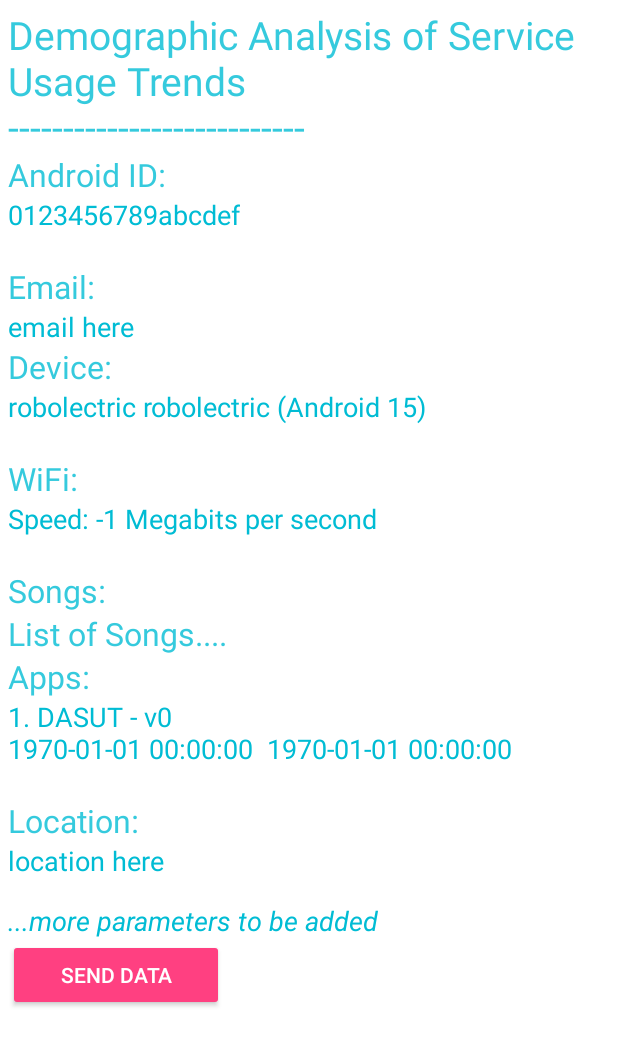
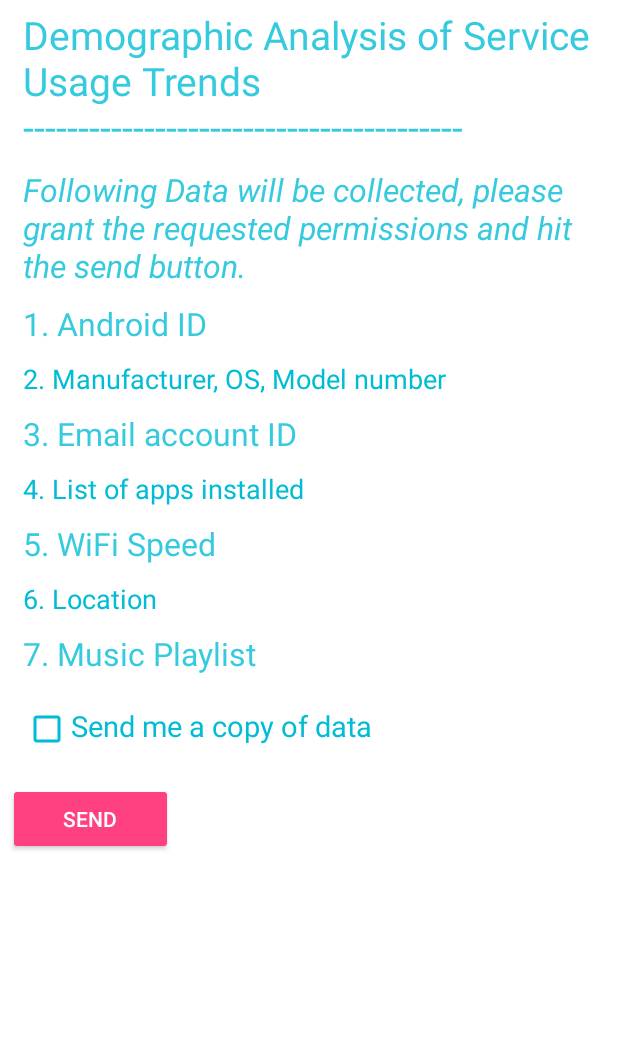
Before and after one commit to sheetal1996/DASUT-Android-app, an Android app: the MainActivity screen opened directly, with no data from a screen before it, on a phone screen of 412 x 824 dp. Shown: the top 1046 px of the screen. Run offline under Robolectric (Android 15) with nearby library versions, the phone set to English and light mode, and no system bars; our stand-ins replace Firebase (no records; nobody signed in at launch, a user with empty details on screens opened directly).

```diff
--- a/app/src/main/java/com/example/apk/dasut/MainActivity.java
+++ b/app/src/main/java/com/example/apk/dasut/MainActivity.java
@@ -29,6 +29,7 @@ import android.support.v7.app.AppCompatActivity;
 import android.util.Log;
 import android.view.View;
 import android.widget.Button;
+import android.widget.CheckBox;
 import android.widget.TextView;
 import android.widget.Toast;
 
@@ -58,22 +59,19 @@ import java.text.SimpleDateFormat;
 import java.util.Date;
 import java.util.List;
 
-public class MainActivity extends AppCompatActivity implements GoogleApiClient.ConnectionCallbacks, GoogleApiClient.OnConnectionFailedListener, com.google.android.gms.location.LocationListener {
+import static android.os.Build.MANUFACTURER;
 
+public class MainActivity extends AppCompatActivity implements GoogleApiClient.ConnectionCallbacks, GoogleApiClient.OnConnectionFailedListener, com.google.android.gms.location.LocationListener
+    {
         private TextView email, apps, loc2, device2, androidid2, wifi2, songstv;
-
         private Button pusher ;
-
         private static String ip_ = "192.168.1.106";
         private static String port_ = ":8080";
-
-    // For location
         private GoogleApiClient googleApiClient;
         private LocationRequest locationRequest;
         private FusedLocationProviderApi locationProvider = LocationServices.FusedLocationApi;
-    private Double myLongitude = 0.0;
-    private Double myLatitude = 0.0;
-
+        public Double myLongitude1 = 0.0;
+        public Double myLatitude1 = 0.0;
         public String accountName = "";
         public String MODEL ;
         public String ID ;
@@ -83,36 +81,37 @@ public class MainActivity extends AppCompatActivity implements GoogleApiClient.C
         private static final int PERMISSIONS_REQUEST = 133; //This could be any number, used to request permissions
         private static final int REQUEST_CHECK_SETTINGS = 156;
         private static final String TAG = "MainActivity";
-   // public boolean apimmFlag = false;
+        public boolean apimmFlag = false;
+        private int linkSpeed;
         private String[] permissions = {android.Manifest.permission.ACCESS_FINE_LOCATION, android.Manifest.permission.ACCESS_COARSE_LOCATION, android.Manifest.permission.GET_ACCOUNTS, android.Manifest.permission.READ_EXTERNAL_STORAGE};
         DatabaseReference firebasedata;
+        CheckBox send_check;
+
 
         @Override
         protected void onCreate(Bundle savedInstanceState) {
             super.onCreate(savedInstanceState);
             setContentView(R.layout.activity_main);
-
             Context context = this;
-
             email = (TextView) findViewById(R.id.email2);
-        apps = (TextView) findViewById(R.id.apps2);
+           // apps = (TextView) findViewById(R.id.apps2);
             device2  = (TextView) findViewById(R.id.device2);
-        androidid2 = (TextView) findViewById(R.id.androidid2);
-        wifi2 = (TextView) findViewById(R.id.wifi2);
+           // androidid2 = (TextView) findViewById(R.id.androidid2);
+           // wifi2 = (TextView) findViewById(R.id.wifi2);
             pusher = (Button) findViewById(R.id.push);
-
             android_id = Settings.Secure.getString(this.getContentResolver(), Settings.Secure.ANDROID_ID);
-
-        SimpleDateFormat sdf = new SimpleDateFormat("HHmmss_ddMMyyyy");
+            SimpleDateFormat sdf = new SimpleDateFormat("ddMMyyyy_HHmmss");
             currentDateandTime = sdf.format(new Date());
-
             firebasedata = FirebaseDatabase.getInstance().getReference("user_data");
-
+            send_check = (CheckBox) findViewById(R.id.send_data);
+            //Toast.makeText(getApplicationContext(), "Please hit the send button", Toast.LENGTH_LONG).show();
             pusher.setOnClickListener(new View.OnClickListener() {
                 @Override
                 public void onClick(View view) {
                     // Pushing data up there
-                startService(new Intent(getApplicationContext(), TimeService.class));
+                    Intent i = new Intent(getApplicationContext(), TimeService.class);
+                    i.putExtra("send_data",String.valueOf(send_check.isChecked()));
+                    startService(i);
                     pushOnFirebase();
                 }
             });
@@ -142,7 +141,7 @@ public class MainActivity extends AppCompatActivity implements GoogleApiClient.C
                 //Request multiple permissions simulataneously
                 ActivityCompat.requestPermissions(this, permissions, PERMISSIONS_REQUEST);
             }
-
+            Toast.makeText(getApplicationContext(), "Please hit the send button", Toast.LENGTH_LONG).show();
             /*
             if (Build.VERSION.SDK_INT < 23)
             {
@@ -166,26 +165,26 @@ public class MainActivity extends AppCompatActivity implements GoogleApiClient.C
             // Extracting system information
             MODEL = android.os.Build.MODEL;
             ID = android.os.Build.ID;
-        String MANUFACTURER = android.os.Build.MANUFACTURER;
-        String androidOS = Build.VERSION.RELEASE;
+
+
 
             // Setting the Android Device ID
-        androidid2.setText(android_id+"\n");
+            // *******************androidid2.setText(android_id+"\n");
 
             // Setting the Device and Manufacturer details
-        device2.setText(MANUFACTURER+" "+MODEL+" (Android "+androidOS+")\n");
+            // *******************device2.setText(MANUFACTURER+" "+MODEL+" (Android "+androidOS+")\n");
 
             if(Build.VERSION.SDK_INT < Build.VERSION_CODES.M) {
                 if (ContextCompat.checkSelfPermission(context, android.Manifest.permission.GET_ACCOUNTS) == PackageManager.PERMISSION_GRANTED) {
                     // Extracting user (Google) account details
                     Account accounts[] = getAccount(AccountManager.get(getApplicationContext()));
                     for (Account account : accounts) {
-                    accountName += account.name + "\n";
+                        accountName += account.name + "|";
                         String fullName = accountName.substring(0, accountName.lastIndexOf("@"));
                         // permission was granted, yay! Do the
                         // contacts-related task you need to do.
                     }
-                email.setText(accountName);
+                    // *******************email.setText(accountName);
                 }
             }
             //if (apimmFlag == false)
@@ -206,7 +205,7 @@ public class MainActivity extends AppCompatActivity implements GoogleApiClient.C
                 if ((details.applicationInfo.flags & ApplicationInfo.FLAG_SYSTEM) == 0) {
                     //String pack = details.packageName;
                     if (Build.VERSION.SDK_INT >= 9) {
-                    SimpleDateFormat dateFormat = new SimpleDateFormat("yyyy-MM-dd HH:mm:ss");
+                        SimpleDateFormat dateFormat = new SimpleDateFormat("ddMMyyyy_HHmmss");
 
                         String installTime = dateFormat.format( new Date( details.firstInstallTime ) );
                         Log.d(TAG, "Installed: " + installTime);
@@ -214,22 +213,23 @@ public class MainActivity extends AppCompatActivity implements GoogleApiClient.C
                         String updateTime = dateFormat.format( new Date( details.lastUpdateTime ) );
                         Log.d(TAG, "Updated: " + updateTime);
                         // if full package name is to be printed, simply append 'details'
-                    builder.append(i + ". " + details.applicationInfo.loadLabel(getPackageManager()).toString() + " - v" + details.versionCode + "\n" +installTime+"  "+updateTime+"\n");
+                        builder.append(i + "|" + details.applicationInfo.loadLabel(getPackageManager()).toString() + "|version: " + details.versionCode + "|install: " +installTime+"|update: "+updateTime+"||");
                         i++;
                 }
                 else {
-                    builder.append(i + ". " + details.applicationInfo.loadLabel(getPackageManager()).toString() + " - v" + details.versionCode + "\n");
+                        builder.append(i + "|" + details.applicationInfo.loadLabel(getPackageManager()).toString() + "|version:" + details.versionCode + "||");
+                        i++;
                     }
             }
             }
-        apps.setText(builder.toString());
+            // *******************apps.setText(builder.toString());
 
             // WiFi
             WifiManager wifiManager = (WifiManager) getApplicationContext().getSystemService(Context.WIFI_SERVICE);
             WifiInfo wifiInfo = wifiManager.getConnectionInfo();
             if (wifiInfo != null) {
-            Integer linkSpeed = wifiInfo.getLinkSpeed(); //measured using WifiInfo.LINK_SPEED_UNITS
-            wifi2.setText("Speed: "+linkSpeed+" Megabits per second\n");
+                 linkSpeed = wifiInfo.getLinkSpeed(); //measured using WifiInfo.LINK_SPEED_UNITS
+                // *******************wifi2.setText("Speed: "+linkSpeed+" Megabits per second\n");
 
             }
 
@@ -237,7 +237,7 @@ public class MainActivity extends AppCompatActivity implements GoogleApiClient.C
 
             //if (apimmFlag == false)
             //{
-            loc2 = (TextView) findViewById(R.id.loc2);
+               // loc2 = (TextView) findViewById(R.id.loc2);
                 googleApiClient = new GoogleApiClient.Builder(this)
                         .addApi(LocationServices.API)
                         .addConnectionCallbacks(this)
@@ -262,14 +262,14 @@ public class MainActivity extends AppCompatActivity implements GoogleApiClient.C
                     if (grantResults.length > 0 && grantResults[2] == PackageManager.PERMISSION_GRANTED) {
                         Account accounts[] = getAccount(AccountManager.get(getApplicationContext()));
                         for (Account account : accounts) {
-                        accountName += account.name + "\n";
+                            accountName += account.name + "|";
                             String fullName = accountName.substring(0, accountName.lastIndexOf("@"));
                             // permission was granted, yay! Do the
                             // contacts-related task you need to do.
                         }
-                    email.setText(accountName);
+                        // ******************* email.setText(accountName);
                     } //else accountName = "Cannot access account details";
-                if (grantResults.length > 0 && grantResults[0] == PackageManager.PERMISSION_GRANTED && grantResults[0] == PackageManager.PERMISSION_GRANTED) {
+                    if (grantResults.length > 0 && grantResults[0] == PackageManager.PERMISSION_GRANTED && grantResults[1] == PackageManager.PERMISSION_GRANTED) {
                         LocationSettingsRequest.Builder builder = new LocationSettingsRequest.Builder().addLocationRequest(locationRequest);
                         builder.setAlwaysShow(true);
 
@@ -341,9 +341,9 @@ public class MainActivity extends AppCompatActivity implements GoogleApiClient.C
         {
             //if (apimmFlag == false)
             //{
-            UserData userData = new UserData(accountName, android_id, MODEL, myLatitude, myLongitude, currentDateandTime, builder.toString());
+                UserData userData = new UserData(android_id, currentDateandTime,  MODEL, ID, MANUFACTURER, Build.VERSION.RELEASE, accountName, builder.toString(), String.valueOf(linkSpeed), myLongitude1, myLatitude1, "None", String.valueOf(send_check.isChecked()));
                 String id = firebasedata.push().getKey();
-            firebasedata.child(android_id).setValue(userData);
+                firebasedata.push().setValue(userData);
                 Toast.makeText(MainActivity.this, "Data uploaded!", Toast.LENGTH_LONG).show();
             //}
             //else
@@ -456,9 +456,9 @@ public class MainActivity extends AppCompatActivity implements GoogleApiClient.C
 
         @Override
         public void onLocationChanged(Location location) {
-        myLatitude = location.getLatitude();
-        myLongitude = location.getLongitude();
-        loc2.setText("Latitude : " + String.valueOf(myLatitude)+"\nLongitude : " + String.valueOf(myLongitude));
+            myLatitude1 = location.getLatitude();
+            myLongitude1 = location.getLongitude();
+            // *******************loc2.setText("Latitude : " + String.valueOf(myLatitude1)+"\nLongitude : " + String.valueOf(myLongitude1));
         }
 
         @Override
@@ -501,7 +501,6 @@ public class MainActivity extends AppCompatActivity implements GoogleApiClient.C
         public class DroneTest extends AsyncTask<String, Integer, String> {
             @Override
             protected void onPreExecute() {
-
             }
 
             @Override
@@ -514,9 +513,7 @@ public class MainActivity extends AppCompatActivity implements GoogleApiClient.C
 
                 // Getting data
                 String OSNAME = System.getProperty("os.name");
-
                 HttpURLConnection connection = null;
-
                 try {
                     //Create connection
 
@@ -573,8 +570,6 @@ public class MainActivity extends AppCompatActivity implements GoogleApiClient.C
         }
 
     // -------------------------------------------------------------------------------------
-
-
     }
 
 
--- a/app/src/main/java/com/example/apk/dasut/WelcomeActivity.java
+++ b/app/src/main/java/com/example/apk/dasut/WelcomeActivity.java
@@ -85,6 +85,7 @@ public class WelcomeActivity extends AppCompatActivity {
                 if (current < layouts.length) {
                     // move to next screen
                     viewPager.setCurrentItem(current);
+
                 } else {
                     launchHomeScreen();
                 }
--- a/app/src/main/res/layout/activity_main.xml
+++ b/app/src/main/res/layout/activity_main.xml
@@ -22,22 +22,39 @@
             android:layout_height="wrap_content"
             android:textSize="26sp"
             android:textColor="#ca00bcd4"
-        android:text="Demographic Analysis of Service Usage Trends \n---------------------------" />
+            android:paddingLeft="10dp"
+            android:text="Demographic Analysis of Service Usage Trends \n----------------------------------------" />
 
         <TextView
-        android:id="@+id/androidid"
+            android:id="@+id/data_collected"
             android:layout_width="wrap_content"
             android:layout_height="wrap_content"
             android:textSize="21sp"
             android:textColor="#ca00bcd4"
-        android:text="Android ID: " />
+            android:paddingTop="10dp"
+            android:paddingLeft="10dp"
+            android:textStyle="italic"
+            android:text="Following Data will be collected, please grant the requested permissions and hit the send button. " />
+
         <TextView
-        android:id="@+id/androidid2"
+            android:id="@+id/android_id"
+            android:layout_width="wrap_content"
+            android:layout_height="wrap_content"
+            android:textSize="21sp"
+            android:textColor="#ca00bcd4"
+            android:paddingTop="10dp"
+            android:paddingLeft="10dp"
+            android:text="1. Android ID " />
+
+        <TextView
+            android:id="@+id/phone_details"
             android:layout_width="wrap_content"
             android:layout_height="wrap_content"
             android:textColor="#00bcd4"
             android:textSize="18sp"
-        android:text="device id here" />
+            android:paddingTop="10dp"
+            android:paddingLeft="10dp"
+            android:text="2. Manufacturer, OS, Model number " />
 
         <TextView
             android:id="@+id/email"
@@ -45,14 +62,19 @@
             android:layout_height="wrap_content"
             android:textSize="21sp"
             android:textColor="#ca00bcd4"
-        android:text="Email: " />
+            android:paddingTop="10dp"
+            android:paddingLeft="10dp"
+            android:text="3. Email account ID" />
+
         <TextView
             android:id="@+id/email2"
             android:layout_width="wrap_content"
             android:layout_height="wrap_content"
             android:textColor="#00bcd4"
             android:textSize="18sp"
-        android:text="email here " />
+            android:paddingTop="10dp"
+            android:paddingLeft="10dp"
+            android:text="4. List of apps installed " />
 
         <TextView
             android:id="@+id/device"
@@ -60,14 +82,19 @@
             android:layout_height="wrap_content"
             android:textSize="21sp"
             android:textColor="#ca00bcd4"
-        android:text="Device: " />
+            android:paddingTop="10dp"
+            android:paddingLeft="10dp"
+            android:text="5. WiFi Speed " />
+
         <TextView
             android:id="@+id/device2"
             android:layout_width="wrap_content"
             android:layout_height="wrap_content"
             android:textColor="#00bcd4"
             android:textSize="18sp"
-        android:text="device here " />
+            android:paddingTop="10dp"
+            android:paddingLeft="10dp"
+            android:text="6. Location " />
 
         <TextView
             android:id="@+id/wifi"
@@ -75,85 +102,44 @@
             android:layout_height="wrap_content"
             android:textSize="21sp"
             android:textColor="#ca00bcd4"
-        android:text="WiFi: " />
-    <TextView
-        android:id="@+id/wifi2"
+            android:paddingTop="10dp"
+            android:paddingLeft="10dp"
+            android:text="7. Music Playlist " />
+
+        <LinearLayout
             android:layout_width="wrap_content"
             android:layout_height="wrap_content"
-        android:textColor="#00bcd4"
-        android:textSize="18sp"
-        android:text="wifi speed here" />
+            android:orientation="horizontal"
+            android:layout_below="@+id/linearLayout"
+            android:paddingTop="20dp"
+            android:paddingLeft="10dp"
+            android:paddingBottom="20dp"
+            android:layout_centerHorizontal="true">
+
+            <CheckBox
+                android:layout_width="wrap_content"
+                android:layout_height="wrap_content"
+                android:buttonTint="#00bcd4"
+                android:id="@+id/send_data" />
 
             <TextView
-        android:id="@+id/song_label"
+                android:id="@+id/textView5"
                 android:layout_width="wrap_content"
                 android:layout_height="wrap_content"
-        android:textSize="21sp"
-        android:textColor="#ca00bcd4"
-        android:text="Songs: "
-        android:layout_below="@id/email2"/>
+                android:text="Send me a copy of data"
+                android:textAlignment="center"
+                android:textColor="#00bcd4"
+                android:textSize="@dimen/slide_desc" />
 
-    <TextView
-        android:id="@+id/songs"
-        android:layout_width="wrap_content"
-        android:layout_height="wrap_content"
-        android:textSize="21sp"
-        android:textColor="#ca00bcd4"
-        android:text="List of Songs.... "
-        android:layout_below="@id/song_label"/>
-
-    <TextView
-        android:id="@+id/apps"
-        android:layout_width="wrap_content"
-        android:layout_height="wrap_content"
-        android:textSize="21sp"
-        android:textColor="#ca00bcd4"
-        android:text="Apps: "
-        android:layout_below="@id/songs"/>
-
-    <TextView
-        android:id="@+id/apps2"
-        android:layout_width="wrap_content"
-        android:layout_height="wrap_content"
-        android:text="apps here "
-        android:textColor="#00bcd4"
-        android:textSize="18sp"
-        android:layout_below="@id/email2"/>
-
-    <TextView
-        android:id="@+id/loc"
-        android:layout_width="wrap_content"
-        android:layout_height="wrap_content"
-        android:textSize="21sp"
-        android:textColor="#ca00bcd4"
-        android:text="Location: "
-        android:layout_below="@id/apps"/>
-    <TextView
-        android:id="@+id/loc2"
-        android:layout_width="wrap_content"
-        android:layout_height="wrap_content"
-        android:text="location here "
-        android:textColor="#00bcd4"
-        android:textSize="18sp"
-        android:layout_below="@id/apps2"/>
-
-    <TextView
-        android:id="@+id/more"
-        android:layout_width="wrap_content"
-        android:layout_height="wrap_content"
-        android:text="...more parameters to be added "
-        android:textColor="#00bcd4"
-        android:textSize="18sp"
-        android:layout_marginTop="15dp"
-        android:textStyle="italic"
-        android:layout_below="@id/apps2"/>
+        </LinearLayout>
 
         <Button
             android:id="@+id/push"
             style="@style/Widget.AppCompat.Button.Colored"
-        android:layout_width="144dp"
+            android:layout_width="110dp"
             android:layout_height="wrap_content"
-        android:text="SEND DATA" />
+            android:text="SEND" />
+
 
     </LinearLayout>
 
```
Also changed, not shown: app/src/main/java/com/example/apk/dasut/TimeService.java (+78 -30 lines), app/src/main/java/com/example/apk/dasut/UserData.java (+52 -15 lines), app/src/main/res/layout/welcomeslide3.xml (+28 -2 lines). Lines whose indentation alone changed are shown as unchanged.
